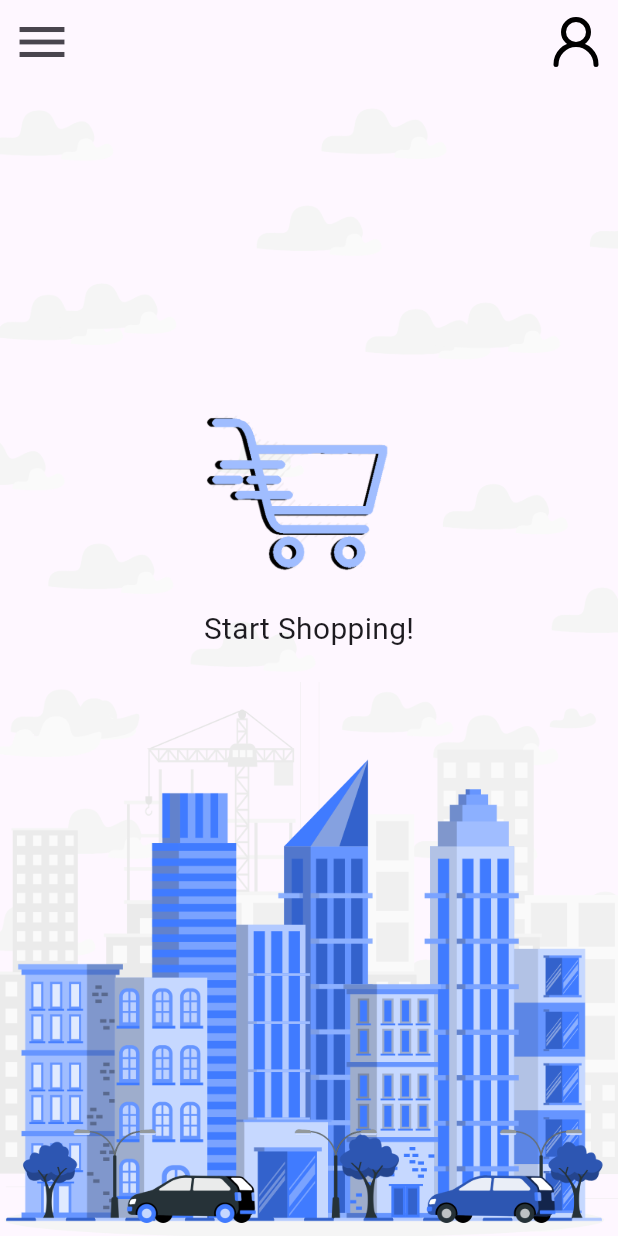
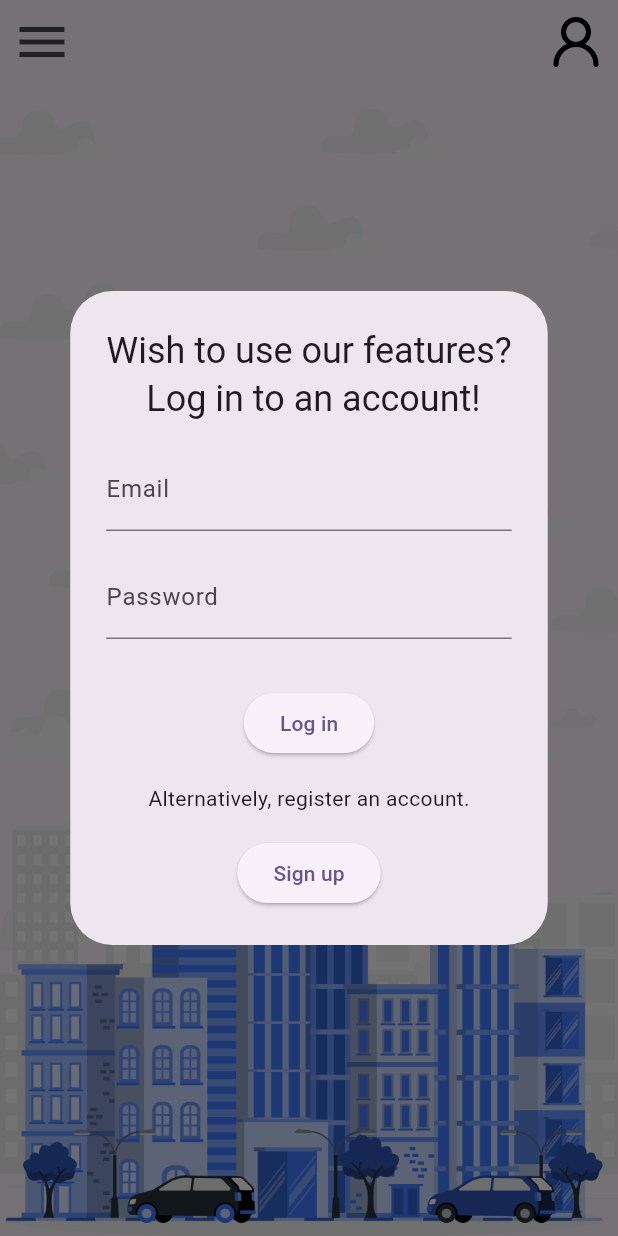
Before and after one commit to AlexBanu7/WhySoFLy-Frontend, a Flutter app: the screen it shows after launch, after a tap on an icon or button, on a phone screen of 412 x 824 dp. Run offline on Flutter 3.47's test engine with Material 3 defaults, Android fonts, the phone set to English and light mode, and no system bars; our stand-ins replace flutter_svg; missing offline and left inert: dart:ffi; accounts and stored records are empty.

Commit message:
Added Login-Logout flow and conditionals

```diff
--- a/lib/main.dart
+++ b/lib/main.dart
@@ -1,9 +1,15 @@
 import 'package:flutter/material.dart';
 import 'package:frontend/screens/home/home.dart';
+import 'package:frontend/utils/session_requests.dart';
+
+import 'models/user.dart';
 
 void main() {
   runApp(const MyApp());
 }
+
+User? currentUser;
+Session session_requests = Session();
 
 class MyApp extends StatelessWidget {
   const MyApp({super.key});
--- /dev/null
+++ b/lib/models/user.dart
@@ -0,0 +1,6 @@
+class User {
+  String email;
+  String role;
+
+  User({required this.email, required this.role});
+}
--- a/lib/widgets/custom_appbar.dart
+++ b/lib/widgets/custom_appbar.dart
@@ -1,5 +1,9 @@
 import 'package:flutter/material.dart';
 import 'package:flutter_svg/svg.dart';
+import 'package:frontend/widgets/login-dialog.dart';
+
+import '../main.dart';
+import 'logout-dialog.dart';
 
 class CustomAppBar extends AppBar {
   @override
@@ -9,6 +13,8 @@ class CustomAppBar extends AppBar {
 class _CustomAppBar extends State<CustomAppBar>
     with SingleTickerProviderStateMixin {
 
+  int _counter = 0;
+
   @override
   void initState() {
     super.initState();
@@ -16,23 +22,53 @@ class _CustomAppBar extends State<CustomAppBar>
 
   @override
   Widget build(BuildContext context) {
+    IconButton profile_icon = currentUser != null ?
+      IconButton(
+        icon: SvgPicture.asset(
+          'assets/icons/log-out.svg',
+          semanticsLabel: 'Your SVG Icon',
+          width: 40,
+          // colorFilter: ,
+        ),
+        onPressed: () {
+          showDialog(
+            context: context,
+            builder: (BuildContext context) {
+              return LogoutDialog(
+                onUpdate: () {
+                  setState(() {
+                    _counter++;
+                  });
+                },
+              );
+            },
+          );
+        },
+      )
+        :
+      IconButton(
+        icon: SvgPicture.asset(
+          'assets/icons/user-round.svg',
+          semanticsLabel: 'Your SVG Icon',
+          width: 40,
+          // colorFilter: ,
+        ),
+        onPressed: () {
+          showDialog(
+            context: context,
+            builder: (BuildContext context) {
+              return LoginDialog();
+            },
+          );
+        },
+      );
     return AppBar(
       backgroundColor: Colors.transparent,
       iconTheme: const IconThemeData(
         size: 40, // Adjust the size as per your requirement
       ),
       actions: [
-        IconButton(
-          icon: SvgPicture.asset(
-            'assets/icons/user-round.svg',
-            semanticsLabel: 'Your SVG Icon',
-            width: 40,
-            // colorFilter: ,
-          ),
-          onPressed: () {
-            // Add your onPressed logic here
-          },
-        ),
+        profile_icon
       ],
     );
   }
--- /dev/null
+++ b/lib/widgets/login-dialog.dart
@@ -0,0 +1,99 @@
+import 'dart:convert';
+import 'dart:ffi';
+import 'package:flutter/material.dart';
+import 'package:frontend/models/user.dart';
+import 'package:http/http.dart' as http;
+
+import '../main.dart';
+import '../utils/session_requests.dart';
+
+class LoginDialog extends StatefulWidget {
+  @override
+  _LoginDialog createState() => _LoginDialog();
+}
+
+class _LoginDialog extends State<LoginDialog>
+    with SingleTickerProviderStateMixin{
+
+  final TextEditingController emailController = TextEditingController();
+  final TextEditingController passwordController = TextEditingController();
+
+  Future<void> _login() async {
+    String email = emailController.text;
+    String password = passwordController.text;
+
+    Map<String, String> data = {
+      'email': email,
+      'password': password,
+    };
+
+    var response = await session_requests.post(
+      'http://192.168.1.103:5229/login?useCookies=true&useSessionCookies=true',
+      json.encode(data),
+    );
+
+    if (response.statusCode == 200) {
+      var response = await session_requests.post(
+        'http://192.168.1.103:5229/identity/userInfo',
+        json.encode(email),
+      );
+      if (response.statusCode == 200) {
+        // Parse the JSON response body into a Dart object
+        final jsonResponse = json.decode(response.body);
+        currentUser = User(email: jsonResponse['user']['email'],role: jsonResponse['role']);
+        Navigator.pop(context);
+        const snackBar = SnackBar(
+          content: Text('Welcome back!'),
+        );
+        ScaffoldMessenger.of(context).showSnackBar(snackBar);
+      } else {
+        // If the request was not successful, handle the error
+        throw Exception('Request failed with status: ${response.statusCode}');
+      }
+    } else {
+      const snackBar = SnackBar(
+        content: Text('Invalid Credentials'),
+      );
+      ScaffoldMessenger.of(context).showSnackBar(snackBar);
+    }
+  }
+
+  @override
+  Widget build(BuildContext context) {
+    return AlertDialog(
+      title: const Text(
+        "Wish to use our features?\n Log in to an account!",
+        textAlign: TextAlign.center,
+      ),
+      content:  Column(
+        mainAxisSize: MainAxisSize.min,
+        children: <Widget>[
+          TextField(
+            controller: emailController,
+            decoration: const InputDecoration(labelText: 'Email'),
+          ),
+          const SizedBox(height: 16.0),
+          TextField(
+            controller: passwordController,
+            decoration: const InputDecoration(labelText: 'Password'),
+            obscureText: true,
+          ),
+          const SizedBox(height: 32.0),
+          ElevatedButton(
+            onPressed: _login,
+            child: const Text('Log in'),
+          ),
+          const SizedBox(height: 16.0),
+          const Text(
+            "Alternatively, register an account."
+          ),
+          const SizedBox(height: 16.0),
+          ElevatedButton(
+            onPressed: _login,
+            child: const Text('Sign up'),
+          )
+        ],
+      )
+    );
+  }
+}
--- a/pubspec.yaml
+++ b/pubspec.yaml
@@ -30,7 +30,8 @@ environment:
 dependencies:
   flutter:
     sdk: flutter
-  flutter_svg: 2.0.10
+  flutter_svg: ^2.0.10
+  http: ^1.2.1
 
 
   # The following adds the Cupertino Icons font to your application.
```
Also changed, not shown: lib/utils/session_requests.dart (added, +28 -0 lines), lib/widgets/custom_drawer.dart (+45 -9 lines), lib/widgets/logout-dialog.dart (added, +70 -0 lines), pubspec.lock.
